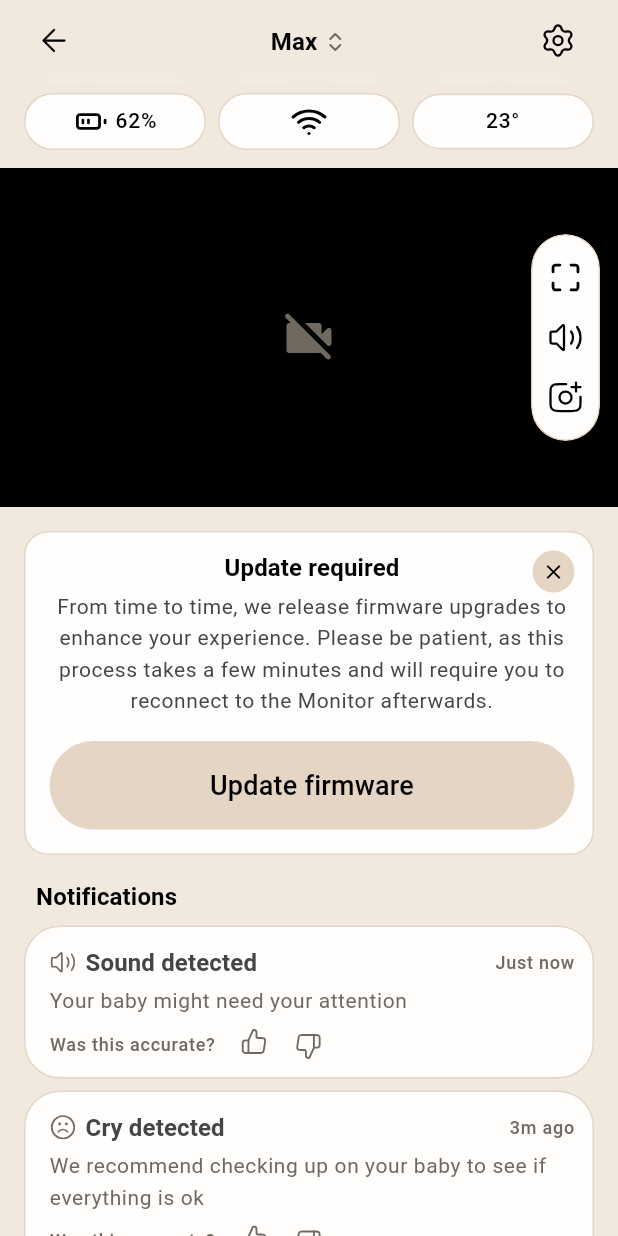
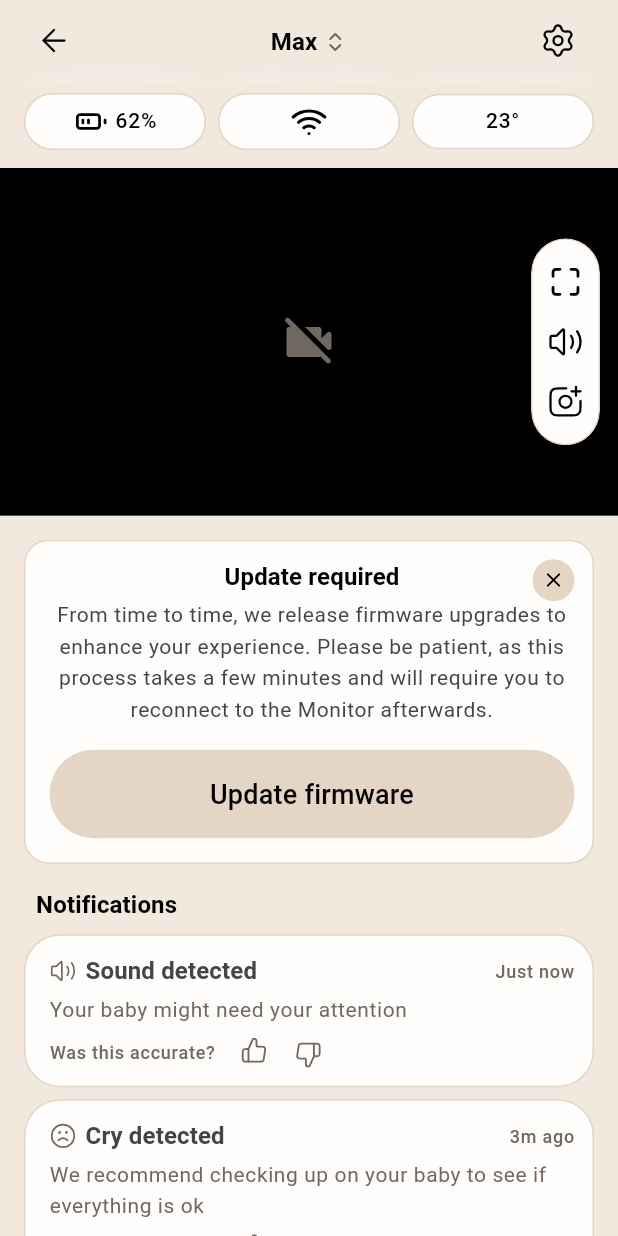
Before and after one commit to pacopuylaertfuxia/moonboon_ui, a Flutter app: the MockMonitorStreamPage screen opened directly, on a phone screen of 412 x 824 dp. Run offline on Flutter 3.47's test engine with Material 3 defaults, Android fonts, the phone set to English and light mode, and no system bars; our stand-ins replace equatable, flutter_bloc, flutter_svg, image_picker, video_player; missing offline and left inert: screen_corner_radius.

Commit message:
fix(stream): use 16:9 AspectRatio for video preview to match production
Co-Authored-By: Claude Sonnet 4.6 <noreply@anthropic.com>

```diff
--- a/lib/mock_screens/mock_monitor_stream_page.dart
+++ b/lib/mock_screens/mock_monitor_stream_page.dart
@@ -224,8 +224,8 @@ class _VideoPreviewState extends State<_VideoPreview>
   @override
   Widget build(BuildContext context) {
     final c = context.color;
-    return SizedBox(
-      height: 226,
+    return AspectRatio(
+      aspectRatio: 16 / 9,
       child: Stack(
         fit: StackFit.expand,
         children: [
```
